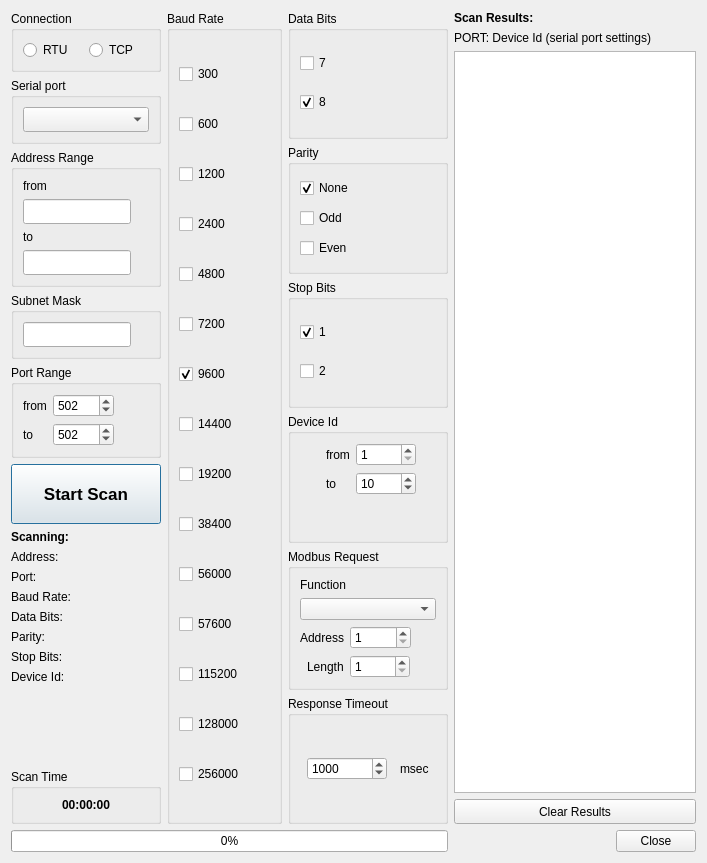
This is omodscan/dialogs/dialogmodbusscanner.ui in sanny32/OpenModScan as Qt 5 draws it before an edit. The edited form follows.
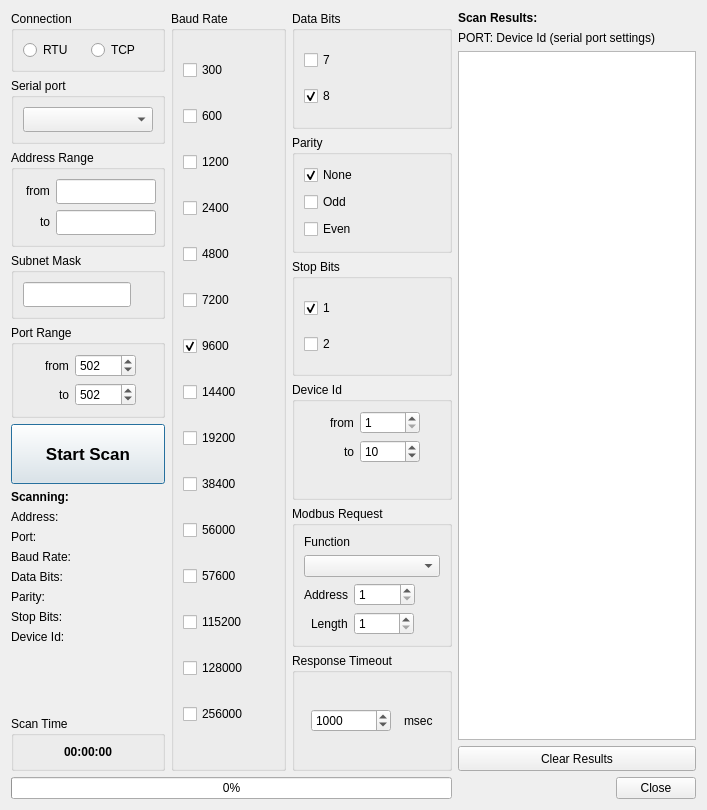
This is the edited form. Custom widgets are drawn as their Qt base class.

Commit message: Correct dialog ui

What changed in the file:
```diff
--- a/omodscan/dialogs/dialogmodbusscanner.ui
+++ b/omodscan/dialogs/dialogmodbusscanner.ui
@@ -7,7 +7,7 @@
     <x>0</x>
     <y>0</y>
     <width>707</width>
-    <height>863</height>
+    <height>810</height>
    </rect>
   </property>
   <property name="windowTitle">
@@ -204,38 +204,50 @@
          <property name="title">
           <string>Address Range</string>
          </property>
-         <layout class="QVBoxLayout" name="verticalLayout_12">
-          <item>
+         <layout class="QFormLayout" name="formLayout_4">
+          <property name="labelAlignment">
+           <set>Qt::AlignRight|Qt::AlignTrailing|Qt::AlignVCenter</set>
+          </property>
+          <property name="formAlignment">
+           <set>Qt::AlignHCenter|Qt::AlignTop</set>
+          </property>
+          <item row="0" column="0">
            <widget class="QLabel" name="labelIPAddressFrom">
             <property name="text">
              <string>from</string>
             </property>
            </widget>
           </item>
-          <item>
-           <widget class="IpAddressLineEdit" name="lineEditIPAddressFrom">
-            <property name="sizePolicy">
-             <sizepolicy hsizetype="Fixed" vsizetype="Fixed">
-              <horstretch>0</horstretch>
-              <verstretch>0</verstretch>
-             </sizepolicy>
-            </property>
-            <property name="minimumSize">
-             <size>
-              <width>0</width>
-              <height>25</height>
-             </size>
-            </property>
-           </widget>
-          </item>
-          <item>
+          <item row="2" column="0">
            <widget class="QLabel" name="labelIPAddressTo">
             <property name="text">
              <string>to</string>
             </property>
            </widget>
           </item>
-          <item>
+          <item row="0" column="1">
+           <widget class="IpAddressLineEdit" name="lineEditIPAddressFrom">
+            <property name="sizePolicy">
+             <sizepolicy hsizetype="Fixed" vsizetype="Fixed">
+              <horstretch>0</horstretch>
+              <verstretch>0</verstretch>
+             </sizepolicy>
+            </property>
+            <property name="minimumSize">
+             <size>
+              <width>0</width>
+              <height>25</height>
+             </size>
+            </property>
+            <property name="maximumSize">
+             <size>
+              <width>100</width>
+              <height>16777215</height>
+             </size>
+            </property>
+           </widget>
+          </item>
+          <item row="2" column="1">
            <widget class="IpAddressLineEdit" name="lineEditIPAddressTo">
             <property name="sizePolicy">
              <sizepolicy hsizetype="Fixed" vsizetype="Fixed">
@@ -249,6 +261,12 @@
               <height>25</height>
              </size>
             </property>
+            <property name="maximumSize">
+             <size>
+              <width>100</width>
+              <height>16777215</height>
+             </size>
+            </property>
            </widget>
           </item>
          </layout>
@@ -285,6 +303,12 @@
           <string>Port Range</string>
          </property>
          <layout class="QFormLayout" name="formLayout_2">
+          <property name="labelAlignment">
+           <set>Qt::AlignRight|Qt::AlignTrailing|Qt::AlignVCenter</set>
+          </property>
+          <property name="formAlignment">
+           <set>Qt::AlignHCenter|Qt::AlignTop</set>
+          </property>
           <item row="0" column="1">
            <widget class="QSpinBox" name="spinBoxPortFrom">
             <property name="sizePolicy">
@@ -356,7 +380,7 @@
         <widget class="QPushButton" name="pushButtonScan">
          <property name="minimumSize">
           <size>
-           <width>150</width>
+           <width>152</width>
            <height>60</height>
           </size>
          </property>
@@ -559,6 +583,9 @@
           <string>Device Id</string>
          </property>
          <layout class="QFormLayout" name="formLayout">
+          <property name="labelAlignment">
+           <set>Qt::AlignRight|Qt::AlignTrailing|Qt::AlignVCenter</set>
+          </property>
           <property name="formAlignment">
            <set>Qt::AlignHCenter|Qt::AlignTop</set>
           </property>
```
